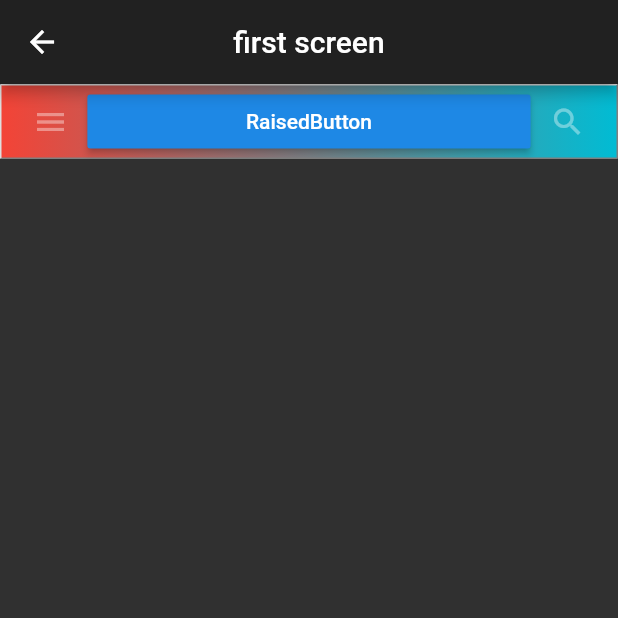
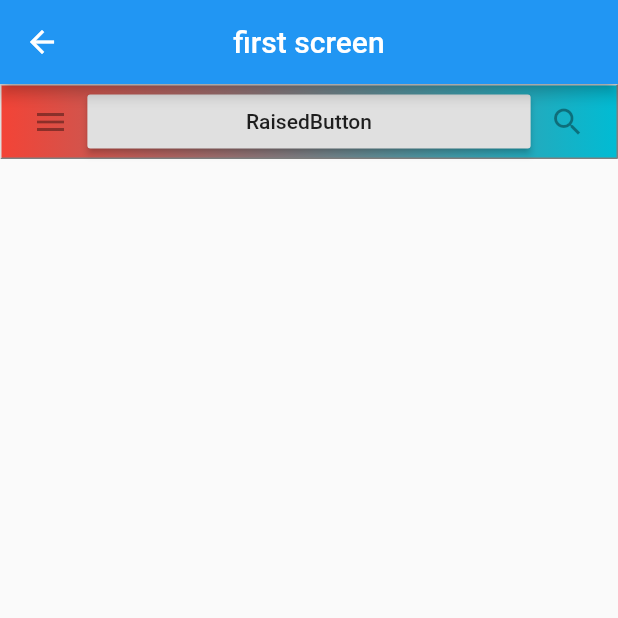
Before and after one commit to dmitrykuznetsovdev/flutter_test, a Flutter app: the MyHomePage screen opened directly, after a tap on the "add" icon, on a phone screen of 412 x 824 dp, the top half of it. Run offline on Flutter 3.47's test engine with Material 2 defaults, Android fonts, the phone set to English and light mode, and no system bars.

Commit message:
game with layouting

```diff
--- a/lib/main.dart
+++ b/lib/main.dart
@@ -1,7 +1,8 @@
-import 'package:flutter/gestures.dart';
 import 'package:flutter/material.dart';
+import 'package:flutter_app/screen/home.dart';
 import 'package:flutter_app/screen/first_screen.dart';
 import 'package:flutter_app/screen/second_screen.dart';
+import 'package:flutter_app/screen/product_detail.dart';
 
 void main() => runApp(MyApp());
 
@@ -11,105 +12,18 @@ class MyApp extends StatelessWidget {
   Widget build(BuildContext context) {
     return MaterialApp(
       title: 'Flutter Demo',
-      theme:  ThemeData.dark().copyWith(
+      theme:  ThemeData.light().copyWith(
         textTheme: TextTheme(
-          body1: TextStyle(color: Colors.black54),
+          body1: TextStyle(color: Colors.lightBlue),
         ),
       ),
-      initialRoute: "/",
+      initialRoute: "/second",
       routes: <String, WidgetBuilder>{
         '/': (BuildContext context) => MyHomePage(title: 'My home page'),
         '/first': (BuildContext context) => FirstScreen(),
         '/second': (BuildContext context) => SecondScreen(),
+        '/detail': (BuildContext context) => ProductDetailScreen(),
       }
     );
   }
 }
-
-class MyHomePage extends StatefulWidget {
-  MyHomePage({Key key, this.title}) : super(key: key);
-
-  // This widget is the home page of your application. It is stateful, meaning
-  // that it has a State object (defined below) that contains fields that affect
-  // how it looks.
-
-  // This class is the configuration for the state. It holds the values (in this
-  // case the title) provided by the parent (in this case the App widget) and
-  // used by the build method of the State. Fields in a Widget subclass are
-  // always marked "final".
-
-  final String title;
-
-  @override
-  _MyHomePageState createState() => _MyHomePageState();
-}
-
-class _MyHomePageState extends State<MyHomePage> {
-  int _counter = 0;
-
-  void _incrementCounter() {
-    setState(() {
-      // This call to setState tells the Flutter framework that something has
-      // changed in this State, which causes it to rerun the build method below
-      // so that the display can reflect the updated values. If we changed
-      // _counter without calling setState(), then the build method would not be
-      // called again, and so nothing would appear to happen.
-      _counter++;
-    });
-  }
-
-  @override
-  Widget build(BuildContext context) {
-    // This method is rerun every time setState is called, for instance as done
-    // by the _incrementCounter method above.
-    //
-    // The Flutter framework has been optimized to make rerunning build methods
-    // fast, so that you can just rebuild anything that needs updating rather
-    // than having to individually change instances of widgets.
-    return Scaffold(
-      appBar: AppBar(
-        // Here we take the value from the MyHomePage object that was created by
-        // the App.build method, and use it to set our appbar title.
-        title: Text(widget.title),
-      ),
-      body: Center(
-        // Center is a layout widget. It takes a single child and positions it
-        // in the middle of the parent.
-        child: Column(
-          // Column is also a layout widget. It takes a list of children and
-          // arranges them vertically. By default, it sizes itself to fit its
-          // children horizontally, and tries to be as tall as its parent.
-          //
-          // Invoke "debug painting" (press "p" in the console, choose the
-          // "Toggle Debug Paint" action from the Flutter Inspector in Android
-          // Studio, or the "Toggle Debug Paint" command in Visual Studio Code)
-          // to see the wireframe for each widget.
-          //
-          // Column has various properties to control how it sizes itself and
-          // how it positions its children. Here we use mainAxisAlignment to
-          // center the children vertically; the main axis here is the vertical
-          // axis because Columns are vertical (the cross axis would be
-          // horizontal).
-          mainAxisAlignment: MainAxisAlignment.center,
-          children: <Widget>[
-            Text(
-              'You have pushed the button this many times:',
-            ),
-            Text(
-              '$_counter',
-              style: Theme.of(context).textTheme.display1,
-            ),
-          ],
-        ),
-      ),
-      floatingActionButton: FloatingActionButton(
-        onPressed: () {
-          this._incrementCounter();
-          Navigator.pushNamed(context, '/first');
-        },
-        tooltip: 'Increment',
-        child: Icon(Icons.add),
-      ), // This trailing comma makes auto-formatting nicer for build methods.
-    );
-  }
-}
--- a/lib/screen/first_screen.dart
+++ b/lib/screen/first_screen.dart
@@ -1,6 +1,6 @@
 import 'package:flutter/material.dart';
 
-var styleContainer = BoxDecoration(
+final styleContainer = BoxDecoration(
   color: Colors.blue[500],
   gradient: new LinearGradient(
     colors: [Colors.red, Colors.cyan],
--- /dev/null
+++ b/lib/screen/home.dart
@@ -0,0 +1,68 @@
+import 'package:flutter/material.dart';
+
+class MyHomePage extends StatefulWidget {
+  MyHomePage({Key key, this.title}) : super(key: key);
+
+  // This widget is the home page of your application. It is stateful, meaning
+  // that it has a State object (defined below) that contains fields that affect
+  // how it looks.
+
+  // This class is the configuration for the state. It holds the values (in this
+  // case the title) provided by the parent (in this case the App widget) and
+  // used by the build method of the State. Fields in a Widget subclass are
+  // always marked "final".
+
+  final String title;
+
+  @override
+  _MyHomePageState createState() => _MyHomePageState();
+}
+
+class _MyHomePageState extends State<MyHomePage> {
+  int _counter = 0;
+
+  void _incrementCounter() {
+    setState(() {
+      // This call to setState tells the Flutter framework that something has
+      // changed in this State, which causes it to rerun the build method below
+      // so that the display can reflect the updated values. If we changed
+      // _counter without calling setState(), then the build method would not be
+      // called again, and so nothing would appear to happen.
+      _counter++;
+    });
+  }
+
+  @override
+  Widget build(BuildContext context) {
+    return Scaffold(
+      appBar: AppBar(
+        title: Text(widget.title),
+      ),
+      body: Center(
+        child: Column(
+          mainAxisAlignment: MainAxisAlignment.center,
+          children: <Widget>[
+            Text(
+              'You have pushed the button this many times:',
+            ),
+            Text(
+              '$_counter',
+              style: TextStyle(
+                  color: Colors.black,
+                  fontSize: 30
+              ),
+            ),
+          ],
+        ),
+      ),
+      floatingActionButton: FloatingActionButton(
+        onPressed: () {
+          this._incrementCounter();
+          Navigator.pushNamed(context, '/first');
+        },
+        tooltip: 'Increment',
+        child: Icon(Icons.add),
+      ),
+    );
+  }
+}
--- a/pubspec.yaml
+++ b/pubspec.yaml
@@ -26,6 +26,7 @@ dependencies:
   cupertino_icons: ^0.1.2
 
 dev_dependencies:
+  sprintf: '^4.0.0'
   flutter_test:
     sdk: flutter
 
@@ -42,8 +43,9 @@ flutter:
   uses-material-design: true
 
   # To add assets to your application, add an assets section, like this:
-  # assets:
-  #  - images/a_dot_burr.jpeg
+  assets:
+    - assets/images/pic.jpg
+    - assets/images/loading.gif
   #  - images/a_dot_ham.jpeg
 
   # An image asset can refer to one or more resolution-specific "variants", see
```
Also changed, not shown: lib/screen/product_detail.dart (added, +54 -0 lines), lib/screen/second_screen.dart (+53 -14 lines), assets/images/loading.gif (added), assets/images/pic.jpg (added), pubspec.lock, 1 other file.
